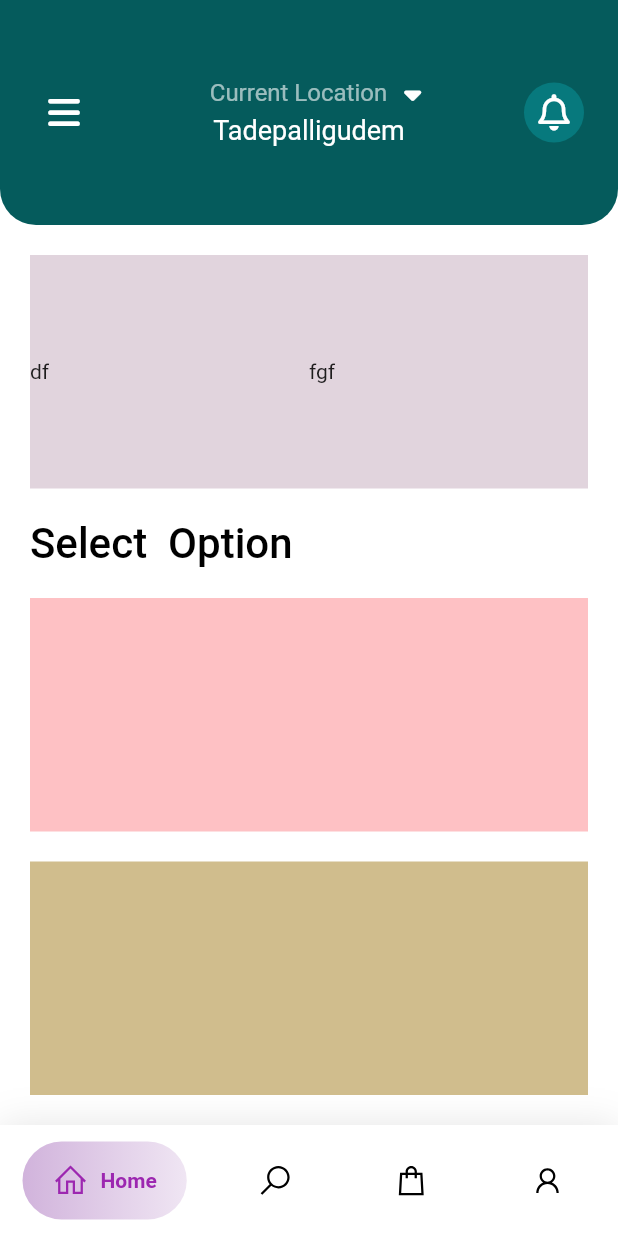
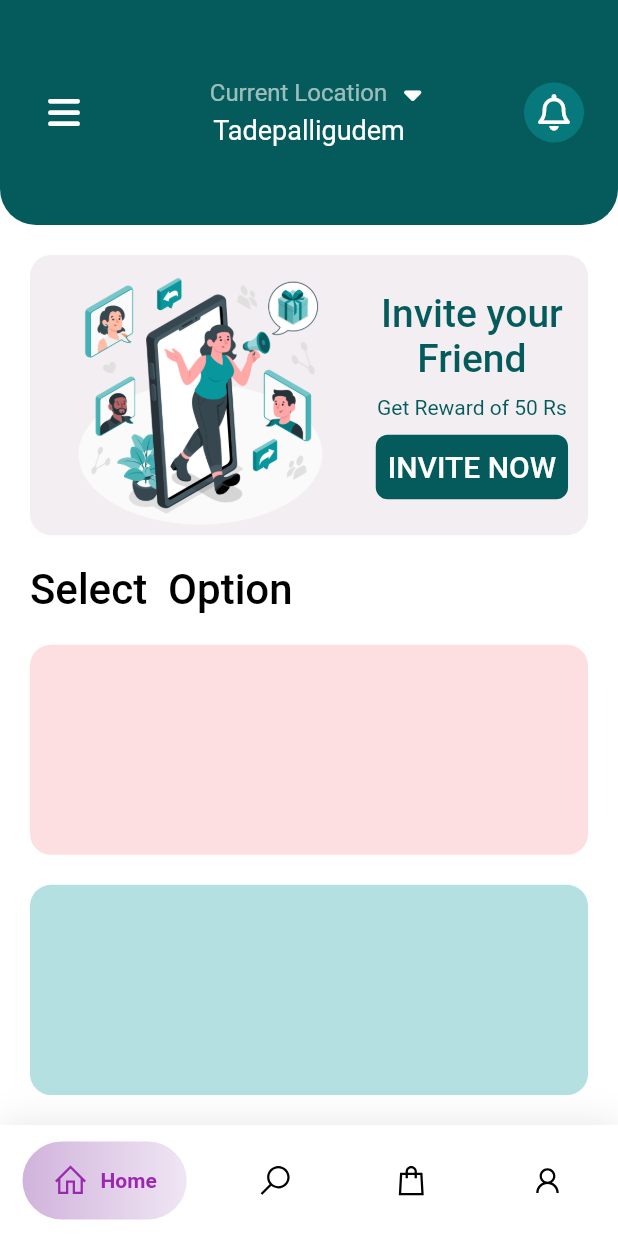
Before and after one commit to vaddiVaraPrasad/xerox, a Flutter app: the screen it shows once a user with an empty profile is signed in, on a phone screen of 412 x 824 dp. Run offline on Flutter 3.47's test engine with Material 2 defaults, Android fonts, the phone set to English and light mode, and no system bars; drawn by our look-alikes of flutter_zoom_drawer, google_nav_bar; our stand-ins replace cloud_firestore, file_picker, firebase_auth, firebase_core, firebase_storage, font_awesome_flutter and 8 more; missing offline and left inert: dart:ffi, pdf_merger, syncfusion_flutter_core, syncfusion_flutter_pdfviewer; accounts and stored records are empty; Roboto replaces fonts that are missing (Ubuntu).

Commit message:
inivite us is added

```diff
--- a/lib/screens/navBar_Screens/home_screen.dart
+++ b/lib/screens/navBar_Screens/home_screen.dart
@@ -6,6 +6,7 @@ import 'package:font_awesome_flutter/font_awesome_flutter.dart';
 import 'package:pdf/widgets.dart' as Pw;
 import 'package:xerox/utils/color_pallets.dart';
 
+import '../../widgets/home/inviteCont.dart';
 import '../../widgets/home/topBar.dart';
 import "../nav_drawers/drawer_screen.dart";
 
@@ -39,16 +40,7 @@ class _HomeScreenState extends State<HomeScreen> {
                     const EdgeInsets.symmetric(horizontal: 20, vertical: 20),
                 child: Column(
                   children: [
-                    Expanded(
-                        child: Container(
-                      color: ColorPallets.lightPurplishWhile,
-                      child: Row(
-                        children: const [
-                          Expanded(child: Text("df")),
-                          Expanded(child: Text("fgf"))
-                        ],
-                      ),
-                    )),
+                    const Expanded(flex: 4, child: InviteCont()),
                     const SizedBox(
                       height: 20,
                     ),
@@ -71,16 +63,23 @@ class _HomeScreenState extends State<HomeScreen> {
                       height: 20,
                     ),
                     Expanded(
+                        flex: 3,
                         child: Container(
-                      color: ColorPallets.pinkinshShadedPurple,
-                    )),
+                          decoration: BoxDecoration(
+                              color: ColorPallets.pinkinshShadedPurple
+                                  .withOpacity(.3),
+                              borderRadius: BorderRadius.circular(14)),
+                        )),
                     const SizedBox(
                       height: 20,
                     ),
                     Expanded(
+                        flex: 3,
                         child: Container(
-                      color: ColorPallets.yellowShadedPurple,
-                    ))
+                          decoration: BoxDecoration(
+                              color: ColorPallets.lightBlue.withOpacity(.3),
+                              borderRadius: BorderRadius.circular(14)),
+                        ))
                   ],
                 ),
               ))
--- /dev/null
+++ b/lib/widgets/home/inviteCont.dart
@@ -0,0 +1,62 @@
+import 'package:flutter/material.dart';
+
+import '../../utils/color_pallets.dart';
+
+class InviteCont extends StatelessWidget {
+  const InviteCont({super.key});
+
+  @override
+  Widget build(BuildContext context) {
+    return Container(
+      padding: const EdgeInsets.all(5),
+      decoration: BoxDecoration(
+          color: ColorPallets.lightPurplishWhile.withOpacity(.4),
+          borderRadius: BorderRadius.circular(14)),
+      child: Row(
+        children: [
+          Expanded(flex: 6, child: Image.asset("assets/image/referFriend.png")),
+          Expanded(
+              flex: 4,
+              child: Column(
+                mainAxisAlignment: MainAxisAlignment.center,
+                children: [
+                  const Text(
+                    "Invite your\nFriend",
+                    textAlign: TextAlign.center,
+                    style: TextStyle(
+                        color: ColorPallets.deepBlue,
+                        fontSize: 26,
+                        fontWeight: FontWeight.w500),
+                  ),
+                  const SizedBox(
+                    height: 10,
+                  ),
+                  const Text(
+                    "Get Reward of 50 Rs",
+                    style: TextStyle(color: ColorPallets.deepBlue),
+                  ),
+                  const SizedBox(
+                    height: 10,
+                  ),
+                  Container(
+                    padding:
+                        const EdgeInsets.symmetric(horizontal: 8, vertical: 10),
+                    decoration: BoxDecoration(
+                        color: ColorPallets.deepBlue,
+                        borderRadius: BorderRadius.circular(8)),
+                    child: const Text(
+                      "INVITE NOW",
+                      textAlign: TextAlign.center,
+                      style: TextStyle(
+                          color: ColorPallets.white,
+                          fontSize: 20,
+                          fontWeight: FontWeight.w500),
+                    ),
+                  )
+                ],
+              ))
+        ],
+      ),
+    );
+  }
+}
```
